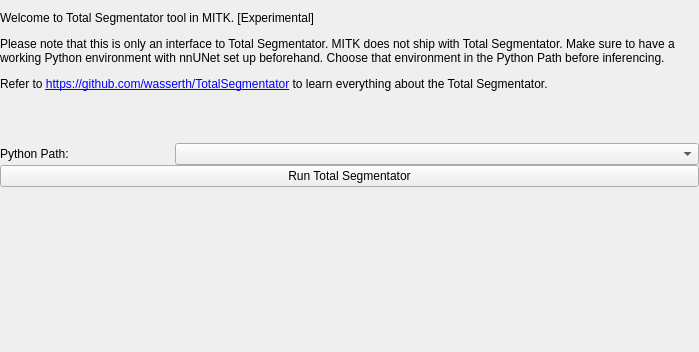
Before: the Qt Designer form Modules/SegmentationUI/Qmitk/QmitkTotalSegmentatorGUIControls.ui in MITK/MITK, drawn with Qt 5.
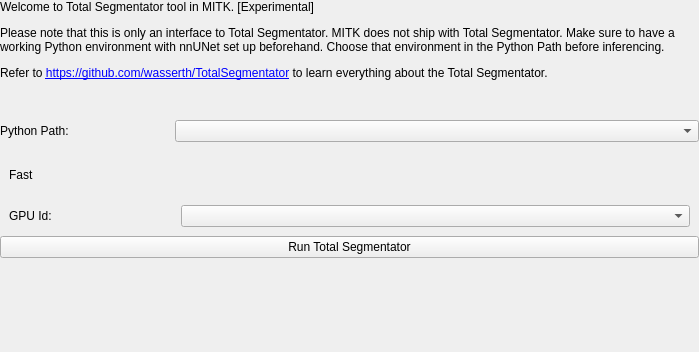
After: the same form once the commit is applied. Custom widgets are drawn as their Qt base class.

Commit message: Introducing Advanced groupbox on UI with "fast" & GPU selection options

```diff
--- a/Modules/SegmentationUI/Qmitk/QmitkTotalSegmentatorGUIControls.ui
+++ b/Modules/SegmentationUI/Qmitk/QmitkTotalSegmentatorGUIControls.ui
@@ -86,6 +86,87 @@
 	 </item>
     </layout>
    </item>
+   <item>
+    <widget class="ctkCollapsibleGroupBox" name="inputGroupBox" native="true">
+     <property name="minimumSize">
+      <size>
+       <width>0</width>
+       <height>0</height>
+      </size>
+     </property>
+     <property name="title" stdset="0">
+      <string>Advanced</string>
+     </property>
+     <property name="flat" stdset="0">
+      <bool>true</bool>
+     </property>
+     <property name="collapsedHeight" stdset="0">
+      <number>5</number>
+     </property>
+     <property name="collapsed" stdset="0">
+      <bool>true</bool>
+     </property>
+     <layout class="QVBoxLayout" name="verticalLayout_4">
+      <item>
+       <layout class="QGridLayout" name="_2">
+        <property name="leftMargin">
+         <number>0</number>
+        </property>
+        <property name="topMargin">
+         <number>0</number>
+        </property>
+        <property name="rightMargin">
+         <number>0</number>
+        </property>
+        <property name="bottomMargin">
+         <number>0</number>
+        </property>
+        <property name="spacing">
+         <number>6</number>
+        </property>
+    
+        <item row="0" column="0">
+         <widget class="QLabel" name="fastLabel">
+          <property name="sizePolicy">
+           <sizepolicy hsizetype="Preferred" vsizetype="Preferred">
+            <horstretch>0</horstretch>
+            <verstretch>0</verstretch>
+           </sizepolicy>
+          </property>
+          <property name="text">
+           <string>Fast</string>
+          </property>
+         </widget>
+        </item>
+        <item row="0" column="1">
+         <widget class="ctkCheckBox" name="fastBox" native="true">
+          <property name="checked" stdset="0">
+           <bool>false</bool>
+          </property>
+         </widget>
+        </item>
+        
+        <item row="1" column="0">
+         <widget class="QLabel" name="gpuSpinLabel">
+          <property name="sizePolicy">
+           <sizepolicy hsizetype="Preferred" vsizetype="Preferred">
+            <horstretch>0</horstretch>
+            <verstretch>0</verstretch>
+           </sizepolicy>
+          </property>
+          <property name="text">
+           <string>GPU Id:</string>
+          </property>
+         </widget>
+        </item>
+		<item row="1" column="1" colspan="3">
+		  <widget class="ctkComboBox" name="gpuComboBox"/>
+		 </item>
+       </layout>
+      </item>
+     </layout>
+    </widget>
+   </item>
    <item>
     <widget class="QPushButton" name="previewButton">
      <property name="sizePolicy">
@@ -127,9 +208,17 @@
 		<header location="global">ctkComboBox.h</header>
 		<container>1</container>
 	</customwidget>
-	</customwidgets>
-
-	<!--<layoutdefault spacing="6" margin="11"/>-->
+  <customwidget>
+   <class>ctkCollapsibleGroupBox</class>
+   <extends>QWidget</extends>
+   <header>ctkcollapsiblegroupbox.h</header>
+  </customwidget>
+  <customwidget>
+   <class>ctkCheckBox</class>
+   <extends>QWidget</extends>
+   <header>ctkcheckbox.h</header>
+  </customwidget>
+ </customwidgets>
  <resources/>
  <connections/>
 </ui>
```
Lines whose indentation alone changed are shown as unchanged. The commit also changes 4 other files.
